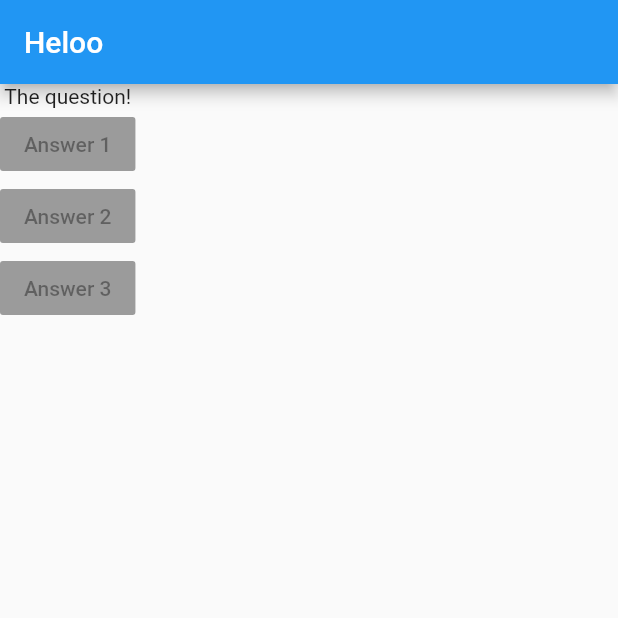
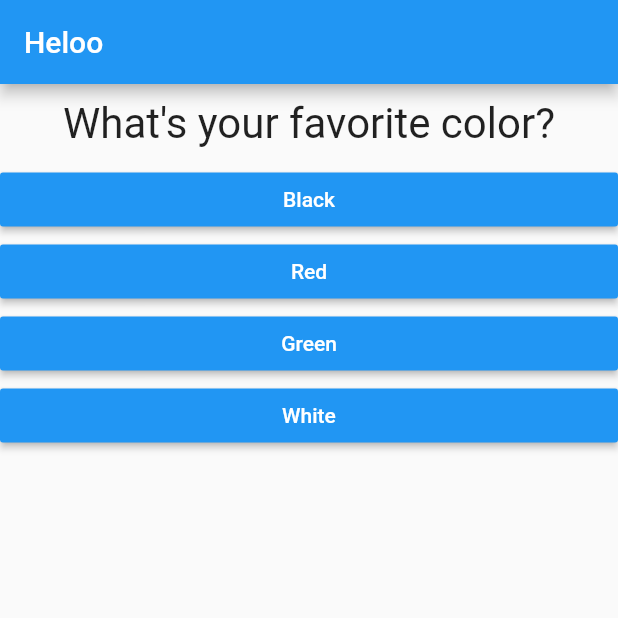
Before and after one commit to BearCola/flutter_quiz_app, a Flutter app: the screen it shows after launch, on a phone screen of 412 x 824 dp, the top half of it. Run offline on Flutter 3.47's test engine with Material 2 defaults, Android fonts, the phone set to English and light mode, and no system bars.

Commit message:
Update code

```diff
--- /dev/null
+++ b/lib/answer.dart
@@ -0,0 +1,21 @@
+import 'package:flutter/material.dart';
+
+class Answer extends StatelessWidget {
+  final Function answerQuestion;
+  final String answerText;
+
+  Answer(this.answerQuestion, this.answerText);
+
+  @override
+  Widget build(BuildContext context) {
+    return Container(
+      width: double.infinity,
+      child: RaisedButton(
+        color: Colors.blue,
+        textColor: Colors.white,
+        child: Text(answerText),
+        onPressed: answerQuestion,
+      ),
+    );
+  }
+}
--- a/lib/main.dart
+++ b/lib/main.dart
@@ -1,14 +1,46 @@
 import 'package:flutter/material.dart';
+import 'package:flutter_quiz_app/question.dart';
+import 'package:flutter_quiz_app/answer.dart';
 
 void main() => runApp(MyApp());
 
-class MyApp extends StatelessWidget {
+class MyApp extends StatefulWidget {
+  @override
+  State<StatefulWidget> createState() {
+    return _MyAppState();
+  }
+}
+
+class _MyAppState extends State<MyApp> {
+  final questions = const [
+    {
+      'questionText': "What's your favorite color?",
+      'answers': ["Black", "Red", "Green", "White"],
+    },
+    {
+      'questionText': "What's your favorite animal?",
+      'answers': ["Rabbit", "Snake", "Elephant", "Lion"],
+    },
+    {
+      'questionText': "Who's your favorite instructor?",
+      'answers': ["Max", "Max", "Max", "Max"],
+    },
+  ];
+
+  var _questionIndex = 0;
+
+  void _answerQuestion() {
+    if (_questionIndex < questions.length - 1) {
+      setState(() {
+        _questionIndex = _questionIndex + 1;
+      });
+
+      print(_questionIndex);
+    }
+  }
+
   @override
   Widget build(BuildContext context) {
-    var questions = [
-      "What's your favorite color?",
-      "What's your favorite animal",
-    ];
     return MaterialApp(
       home: Scaffold(
         appBar: AppBar(
@@ -16,19 +48,13 @@ class MyApp extends StatelessWidget {
         ),
         body: Column(
           children: <Widget>[
-            Text("The question!"),
-            RaisedButton(
-              child: Text("Answer 1"),
-              onPressed: null,
+            Question(
+              questions[_questionIndex]['questionText'],
             ),
-            RaisedButton(
-              child: Text("Answer 2"),
-              onPressed: null,
-            ),
-            RaisedButton(
-              child: Text("Answer 3"),
-              onPressed: null,
-            ),
+            ...(questions[_questionIndex]['answers'] as List<String>)
+                .map((answers) {
+              return Answer(_answerQuestion, answers);
+            }).toList()
           ],
         ),
       ),
--- /dev/null
+++ b/lib/question.dart
@@ -0,0 +1,20 @@
+import 'package:flutter/material.dart';
+
+class Question extends StatelessWidget {
+  final String questionText;
+
+  Question(this.questionText);
+
+  @override
+  Widget build(BuildContext context) {
+    return Container(
+      width: double.infinity,
+      margin: EdgeInsets.all(10),
+      child: Text(
+        questionText,
+        style: TextStyle(fontSize: 28),
+        textAlign: TextAlign.center,
+      ),
+    );
+  }
+}
--- a/pubspec.yaml
+++ b/pubspec.yaml
@@ -14,7 +14,7 @@ description: A new Flutter application.
 version: 1.0.0+1
 
 environment:
-  sdk: ">=2.1.0 <3.0.0"
+  sdk: ">=2.2.2 <3.0.0"
 
 dependencies:
   flutter:
```
Also changed, not shown: pubspec.lock.
